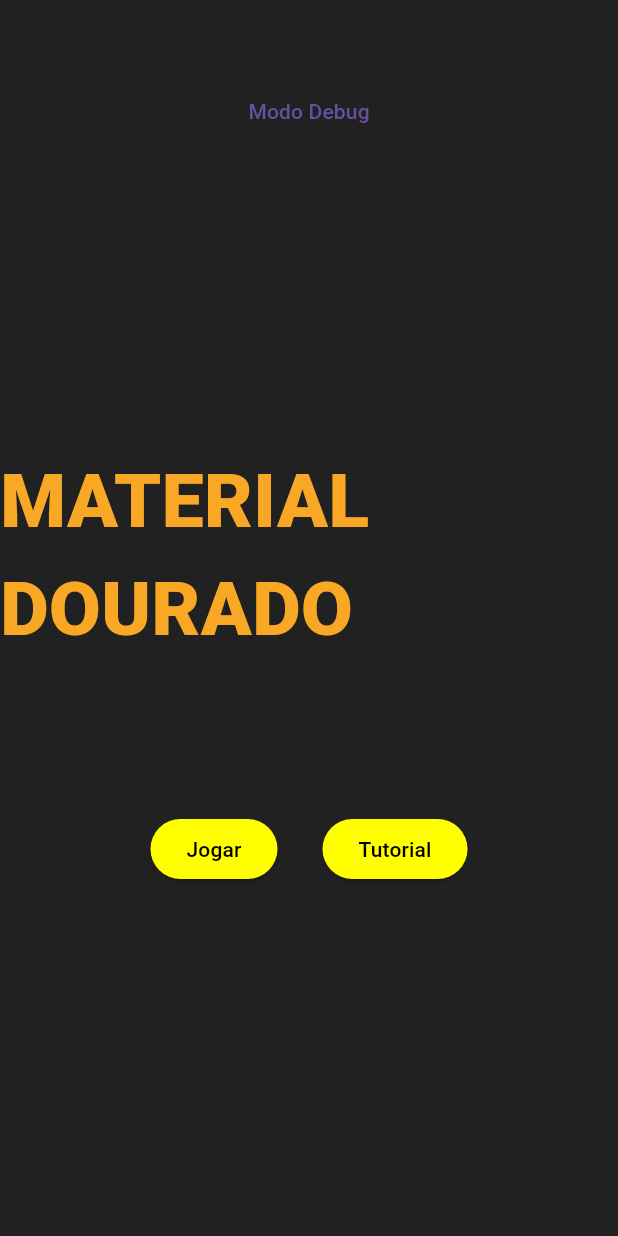
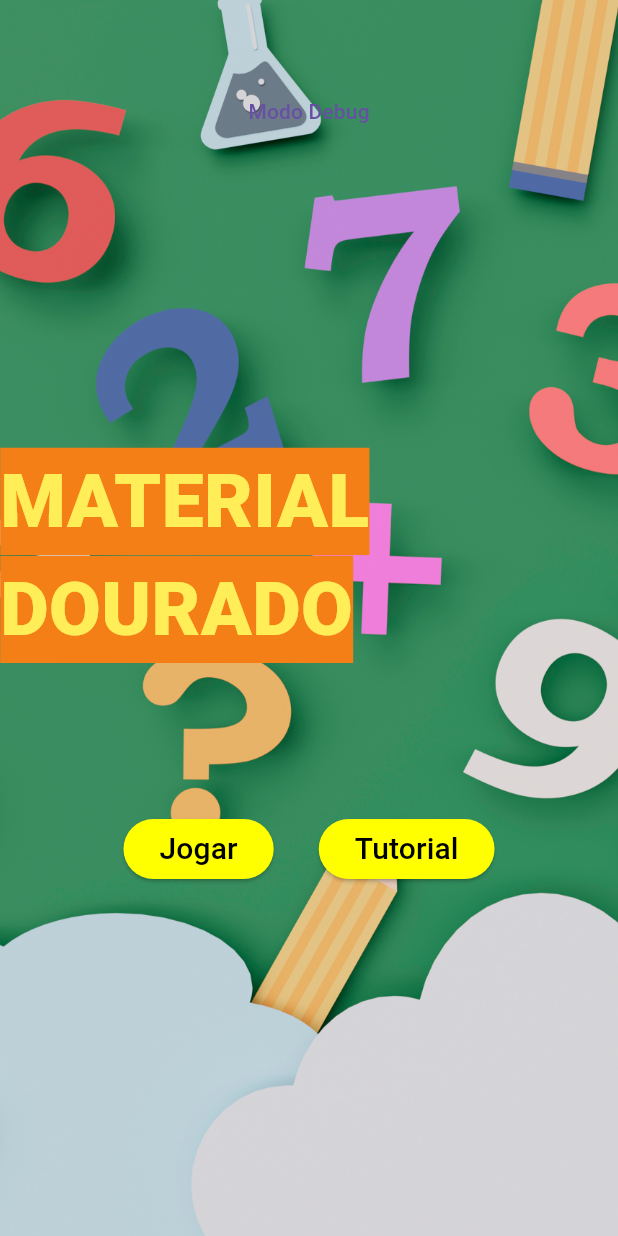
Before and after one commit to lucas-bernardino/projeto-integrador, a Flutter app: the screen it shows after launch, on a phone screen of 412 x 824 dp. Run offline on Flutter 3.47's test engine with Material 3 defaults, Android fonts, the phone set to English and light mode, and no system bars; missing offline and left inert: flutter_libserialport.

Commit message:
Start changing background of home page

```diff
--- a/lib/home.dart
+++ b/lib/home.dart
@@ -19,7 +19,14 @@ class _HomeState extends State<Home> {
   Widget build(BuildContext context) {
     return Scaffold(
       backgroundColor: Colors.grey[900],
-      body: Column(
+      body: Container(
+        decoration: BoxDecoration(
+            color: Colors.red,
+            image: DecorationImage(
+              fit: BoxFit.cover,//<--- add this
+              image: AssetImage('assets/background.jpg'),
+            )),
+        child: Column(
           children: [
             SizedBox(height: 50,),
             TextButton(
@@ -33,7 +40,11 @@ class _HomeState extends State<Home> {
             SizedBox(height: 200,),
             Column(
               children: [
-              Text("MATERIAL DOURADO", style: TextStyle(color: Colors.yellow[800], fontSize: 50, fontWeight: FontWeight.w900),),
+                Container(
+                  decoration: BoxDecoration(
+                    borderRadius: BorderRadius.all(Radius.circular(30))
+                  ),
+                    child: Text("MATERIAL DOURADO", style: TextStyle(color: Colors.yellow[400], fontSize: 50, fontWeight: FontWeight.w900, backgroundColor: Colors.yellow[900]),)),
                 SizedBox(height: 100,),
                 Row(
                   mainAxisAlignment: MainAxisAlignment.center,
@@ -46,7 +57,7 @@ class _HomeState extends State<Home> {
                             MaterialPageRoute(builder: (context) => Game()),
                           );
                         },
-                      child: Text("Jogar", style: TextStyle(color: Colors.black),)
+                        child: Text("Jogar", style: TextStyle(color: Colors.black, fontSize: 20),)
                     ),
                     SizedBox(width: 30,),
                     ElevatedButton(
@@ -57,7 +68,7 @@ class _HomeState extends State<Home> {
                             MaterialPageRoute(builder: (context) => Tutorial()),
                           );
                         },
-                      child: Text("Tutorial", style: TextStyle(color: Colors.black),)
+                        child: Text("Tutorial", style: TextStyle(color: Colors.black, fontSize: 20),)
                     ),
                     isDebug ? Serial() : SizedBox(),
                   ],
@@ -66,6 +77,7 @@ class _HomeState extends State<Home> {
             ),
           ],
         ),
+      ),
     );
 
   }
```
Also changed, not shown: assets/background.jpg (added). Lines whose indentation alone changed are shown as unchanged.
